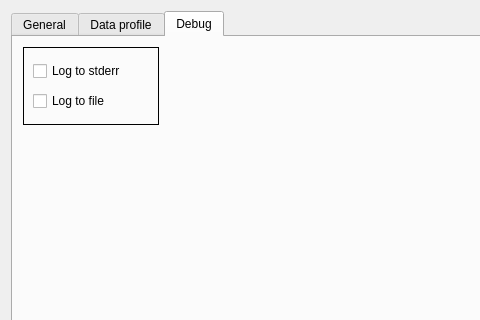
First picture: the form in ui/dialogSettings.ui, repository VCityTeam/3DUSE, before the edit; both pictures show x 0 to 480 and y 0 to 320 of the 1066 by 723 pixel window.
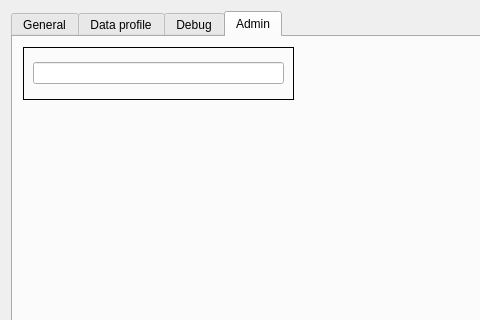
Second picture: the form after the edit. The open tabs and pages were chosen to show the change.

Commit message: fix info bubble bug, start hidding menu (via admin tab), add a sample logo, rearrange exports

What changed in the file:
```diff
--- a/ui/dialogSettings.ui
+++ b/ui/dialogSettings.ui
@@ -292,6 +292,32 @@
        </layout>
       </widget>
      </widget>
+     <widget class="QWidget" name="tab_admin">
+      <attribute name="title">
+       <string>Admin</string>
+      </attribute>
+      <widget class="QFrame" name="frame_9">
+       <property name="geometry">
+        <rect>
+         <x>10</x>
+         <y>10</y>
+         <width>271</width>
+         <height>53</height>
+        </rect>
+       </property>
+       <property name="frameShape">
+        <enum>QFrame::Box</enum>
+       </property>
+       <property name="frameShadow">
+        <enum>QFrame::Plain</enum>
+       </property>
+       <layout class="QVBoxLayout" name="verticalLayout_7">
+        <item>
+         <widget class="QLineEdit" name="lineEdit_AdminPass"/>
+        </item>
+       </layout>
+      </widget>
+     </widget>
     </widget>
    </item>
   </layout>
```
Left out of the diff: 12 changed lines with no effect on the pictures. The commit also changes 16 other files.
